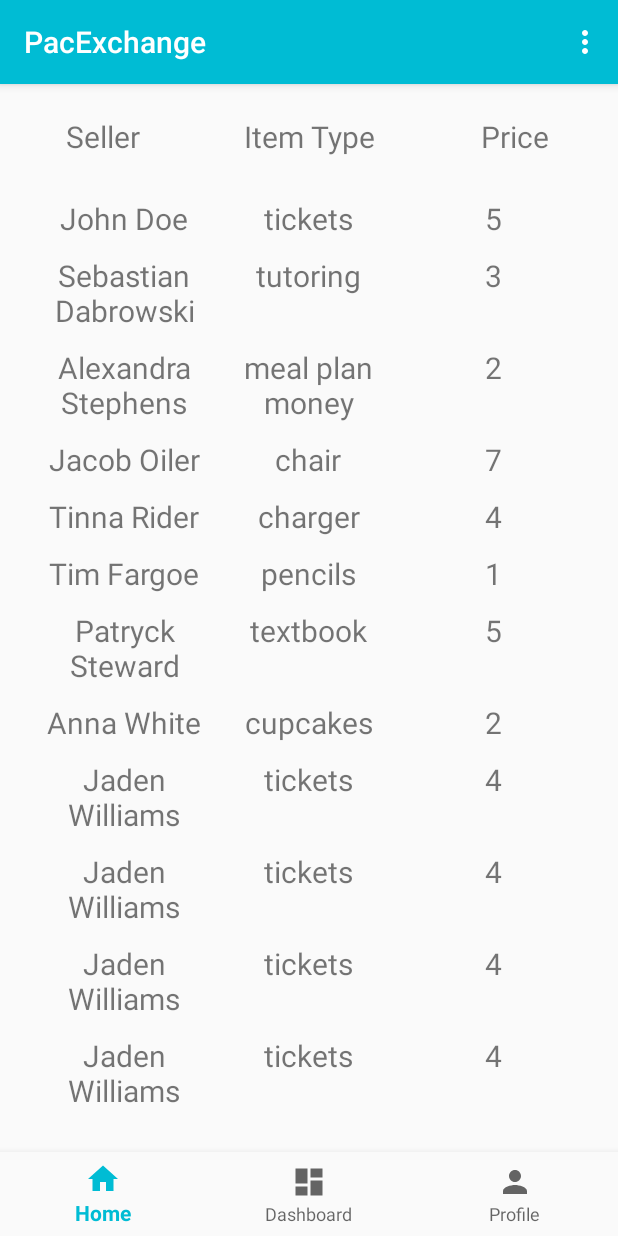
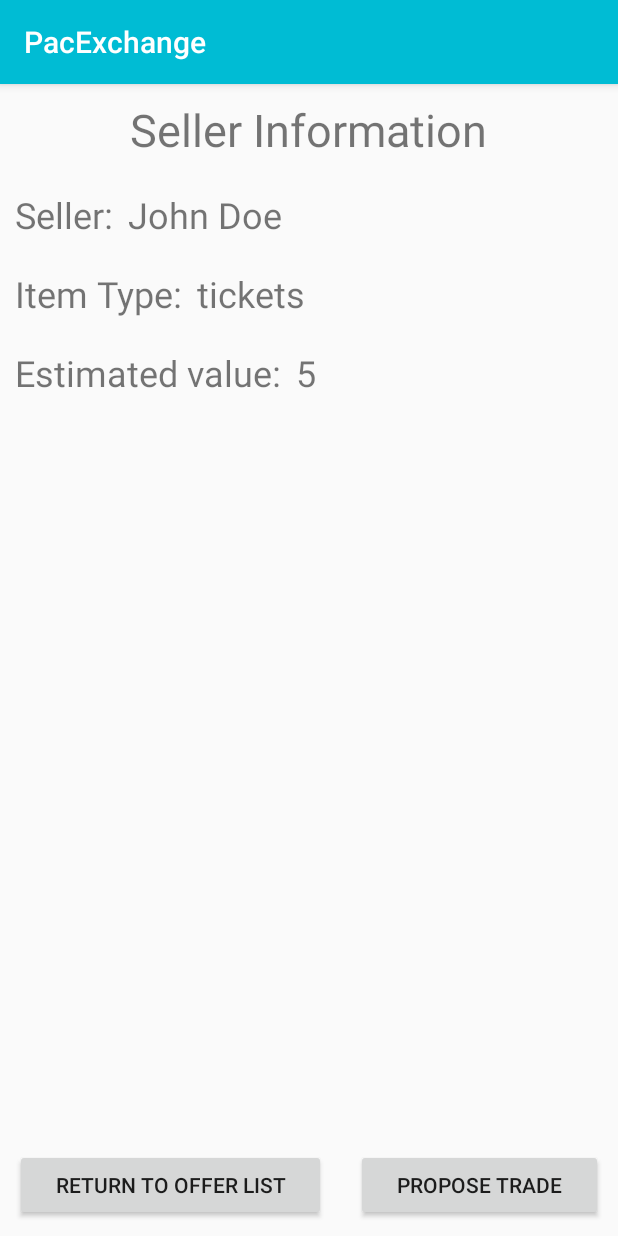
Before and after one commit to michaeldadi/PacExchange, an Android app: the ItemFragment screen opened directly, with no data from a screen before it, after a tap on "John Doe", on a phone screen of 412 x 824 dp. Run offline under Robolectric (Android 15) with nearby library versions, the phone set to English and light mode, and no system bars.

Commit message:
Added new activity to display detailed information in a list row after tapping the row. Updated my items for sale fragment to link to new activity as well as added lines between the rows of the recycler view list items

```diff
--- a/app/src/main/AndroidManifest.xml
+++ b/app/src/main/AndroidManifest.xml
@@ -17,17 +17,26 @@
         android:roundIcon="@mipmap/ic_launcher_round"
         android:supportsRtl="true"
         android:theme="@style/AppTheme">
-        <activity android:name=".SplashActivity" android:theme="@style/Theme.Design.NoActionBar">
+        <activity android:name=".ItemTradeDetailsActivity"></activity>
+        <activity
+            android:name=".SplashActivity"
+            android:theme="@style/Theme.Design.NoActionBar">
             <intent-filter>
                 <action android:name="android.intent.action.MAIN" />
 
                 <category android:name="android.intent.category.LAUNCHER" />
             </intent-filter>
         </activity>
-        <activity android:name=".LoginActivity" android:theme="@style/Theme.Design.NoActionBar"/>
-        <activity android:name=".SignupActivity" android:theme="@style/Theme.Design.NoActionBar"/>
-        <activity android:name=".ResetPasswordActivity" android:theme="@style/Theme.Design.NoActionBar"/>
-        <activity android:name=".MainActivity"/>
+        <activity
+            android:name=".LoginActivity"
+            android:theme="@style/Theme.Design.NoActionBar" />
+        <activity
+            android:name=".SignupActivity"
+            android:theme="@style/Theme.Design.NoActionBar" />
+        <activity
+            android:name=".ResetPasswordActivity"
+            android:theme="@style/Theme.Design.NoActionBar" />
+        <activity android:name=".MainActivity" />
     </application>
 
 </manifest>
--- a/app/src/main/java/com/cs639/pacexchange/ItemFragment.java
+++ b/app/src/main/java/com/cs639/pacexchange/ItemFragment.java
@@ -1,10 +1,12 @@
 package com.cs639.pacexchange;
 
 import android.content.Context;
+import android.content.Intent;
 import android.os.Bundle;
 import android.support.annotation.NonNull;
 import android.support.annotation.Nullable;
 import android.support.v4.app.Fragment;
+import android.support.v7.widget.DividerItemDecoration;
 import android.support.v7.widget.LinearLayoutManager;
 import android.support.v7.widget.RecyclerView;
 import android.view.LayoutInflater;
@@ -19,13 +21,14 @@ public class ItemFragment extends Fragment {
     RecyclerView mRecyclerView;
     Context mContext;
     List<ListData> mListData;
+    MyItemRecyclerViewAdapter mAdapter;
 
     @Override
     public void onAttach(Context context) {
         super.onAttach(context);
         mContext = context;
     }
-    //Loadv stuff from database here
+    //Load stuff from database here
     @Override
     public void onCreate(@Nullable Bundle savedInstanceState) {
         super.onCreate(savedInstanceState);
@@ -61,18 +64,28 @@ public class ItemFragment extends Fragment {
     public void onActivityCreated(@Nullable Bundle savedInstanceState) {
         super.onActivityCreated(savedInstanceState);
 
-        MyItemRecyclerViewAdapter adapter = new MyItemRecyclerViewAdapter(mContext, mListData, new View.OnClickListener() {
+        mAdapter = new MyItemRecyclerViewAdapter(mContext, mListData, new View.OnClickListener() {
             @Override
             public void onClick(View v) {
                 onSellingRowClicked(v);
             }
         });
-        mRecyclerView.setLayoutManager(new LinearLayoutManager(mContext, LinearLayoutManager.VERTICAL, false));
-        mRecyclerView.setAdapter(adapter);
+        LinearLayoutManager manager = new LinearLayoutManager(mContext, LinearLayoutManager.VERTICAL, false);
+        mRecyclerView.setLayoutManager(manager);
+
+        DividerItemDecoration itemDecor = new DividerItemDecoration(mRecyclerView.getContext(), manager.getOrientation());
+        mRecyclerView.addItemDecoration(itemDecor);
+        mRecyclerView.setAdapter(mAdapter);
     }
 
     private void onSellingRowClicked(View v)
     {
-
+        Intent intent = new Intent(getActivity(), ItemTradeDetailsActivity.class);
+        int itemPosition = mRecyclerView.getChildAdapterPosition(v);
+        ListData sellerData = mAdapter.getItem(itemPosition);
+        intent.putExtra("SELLER_NAME", sellerData.getSeller());
+        intent.putExtra("SELLER_ITEM", sellerData.getItemType());
+        intent.putExtra("SELLER_ITEM_VALUE", sellerData.getPrice());
+        startActivity(intent);
     }
 }
--- /dev/null
+++ b/app/src/main/java/com/cs639/pacexchange/ItemTradeDetailsActivity.java
@@ -0,0 +1,48 @@
+package com.cs639.pacexchange;
+
+import android.content.Intent;
+import android.support.v7.app.AppCompatActivity;
+import android.os.Bundle;
+import android.view.View;
+import android.widget.Button;
+import android.widget.TextView;
+
+public class ItemTradeDetailsActivity extends AppCompatActivity {
+
+    @Override
+    protected void onCreate(Bundle savedInstanceState) {
+        super.onCreate(savedInstanceState);
+        setContentView(R.layout.activity_item_trade_details);
+        DisplaySellerData();
+        setButtonClickListeners();
+    }
+    private void DisplaySellerData()
+    {
+        Intent startingIntent = getIntent();
+        TextView sellerNameTextView = findViewById(R.id.seller_name);
+        TextView itemTypeTextView = findViewById(R.id.item_type_name);
+        TextView estimatedValueTextView = findViewById(R.id.estimated_value);
+        sellerNameTextView.setText(startingIntent.getStringExtra("SELLER_NAME"));
+        itemTypeTextView.setText(startingIntent.getStringExtra("SELLER_ITEM"));
+        int sellerItemValue = startingIntent.getIntExtra("SELLER_ITEM_VALUE", 0);
+        estimatedValueTextView.setText(sellerItemValue + "");
+    }
+    private void setButtonClickListeners()
+    {
+        Button backButton = findViewById(R.id.back_button);
+        backButton.setOnClickListener(new View.OnClickListener() {
+            @Override
+            public void onClick(View v) {
+                finish();
+            }
+        });
+        Button proposeTradeButton = findViewById(R.id.propose_trade_button);
+        proposeTradeButton.setOnClickListener(new View.OnClickListener() {
+            @Override
+            public void onClick(View v) {
+
+            }
+        });
+
+    }
+}
--- /dev/null
+++ b/app/src/main/res/layout/activity_item_trade_details.xml
@@ -0,0 +1,101 @@
+<?xml version="1.0" encoding="utf-8"?>
+<RelativeLayout xmlns:android="http://schemas.android.com/apk/res/android"
+    android:layout_width="match_parent"
+    android:layout_height="match_parent"
+    >
+
+    <TextView
+        android:id="@+id/activity_title"
+        android:layout_width="wrap_content"
+        android:layout_height="wrap_content"
+        android:layout_alignParentTop="true"
+        android:layout_centerInParent="true"
+        android:layout_margin="10dp"
+        android:text="@string/seller_info"
+        android:textSize="30sp" />
+
+    <TextView
+        android:id="@+id/seller_text"
+        android:layout_width="wrap_content"
+        android:layout_height="wrap_content"
+        android:layout_below="@id/activity_title"
+        android:layout_margin="10dp"
+        android:text="@string/seller_colon"
+        android:textSize="24sp" />
+
+    <TextView
+        android:id="@+id/seller_name"
+        android:layout_width="wrap_content"
+        android:layout_height="wrap_content"
+        android:layout_below="@id/activity_title"
+        android:layout_toEndOf="@id/seller_text"
+        android:textSize="24sp"
+        android:text="@string/place_holder"
+        android:layout_marginTop="10dp"
+        android:layout_marginBottom="10dp"/>
+
+    <TextView
+        android:id="@+id/item_type_text"
+        android:layout_width="wrap_content"
+        android:layout_height="wrap_content"
+        android:layout_below="@id/seller_text"
+        android:layout_margin="10dp"
+        android:text="@string/item_type_colon"
+        android:textSize="24sp" />
+
+    <TextView
+        android:id="@+id/item_type_name"
+        android:layout_width="wrap_content"
+        android:layout_height="wrap_content"
+        android:layout_below="@id/seller_name"
+        android:layout_toEndOf="@id/item_type_text"
+        android:textSize="24sp"
+        android:text="@string/place_holder"
+        android:layout_marginTop="10dp"
+        android:layout_marginBottom="10dp"/>
+
+    <TextView
+        android:id="@+id/estimated_value_text"
+        android:layout_width="wrap_content"
+        android:layout_height="wrap_content"
+        android:layout_below="@id/item_type_text"
+        android:layout_margin="10dp"
+        android:text="@string/estimated_value"
+        android:textSize="24sp" />
+
+    <TextView
+        android:id="@+id/estimated_value"
+        android:layout_width="match_parent"
+        android:layout_height="wrap_content"
+        android:layout_toEndOf="@id/estimated_value_text"
+        android:layout_below="@id/item_type_name"
+        android:textSize="24sp"
+        android:text="@string/place_holder"
+        android:layout_marginTop="10dp"
+        android:layout_marginBottom="10dp"/>
+    <LinearLayout
+        android:layout_width="match_parent"
+        android:layout_height="wrap_content"
+        android:layout_alignParentBottom="true"
+        android:layout_centerInParent="true">
+        <Button
+            android:id="@+id/back_button"
+            android:layout_width="wrap_content"
+            android:layout_height="wrap_content"
+            android:layout_margin="10dp"
+            android:text="@string/back_button"
+            android:layout_weight="1"/>
+        <Button
+            android:id="@+id/propose_trade_button"
+            android:layout_width="wrap_content"
+            android:layout_height="wrap_content"
+            android:text="@string/propose_trade"
+            android:layout_margin="10dp"
+            android:layout_weight="1"
+            />
+
+    </LinearLayout>
+
+
+
+</RelativeLayout>
--- a/app/src/main/res/values/strings.xml
+++ b/app/src/main/res/values/strings.xml
@@ -40,4 +40,11 @@
     <string name="auth_failed">Authentication failed, check your email and password or sign up</string>
     <string name="minimum_password">Password too short, enter minimum 6 characters!</string>
     <string name="register_button">Register</string>
+    <string name="seller_info">Seller Information</string>
+    <string name="seller_colon">Seller:</string>
+    <string name="item_type_colon">Item Type:</string>
+    <string name="estimated_value">Estimated value:</string>
+    <string name="place_holder">Placeholder</string>
+    <string name="propose_trade">Propose Trade</string>
+    <string name="back_button">Return to Offer List</string>
 </resources>
```
